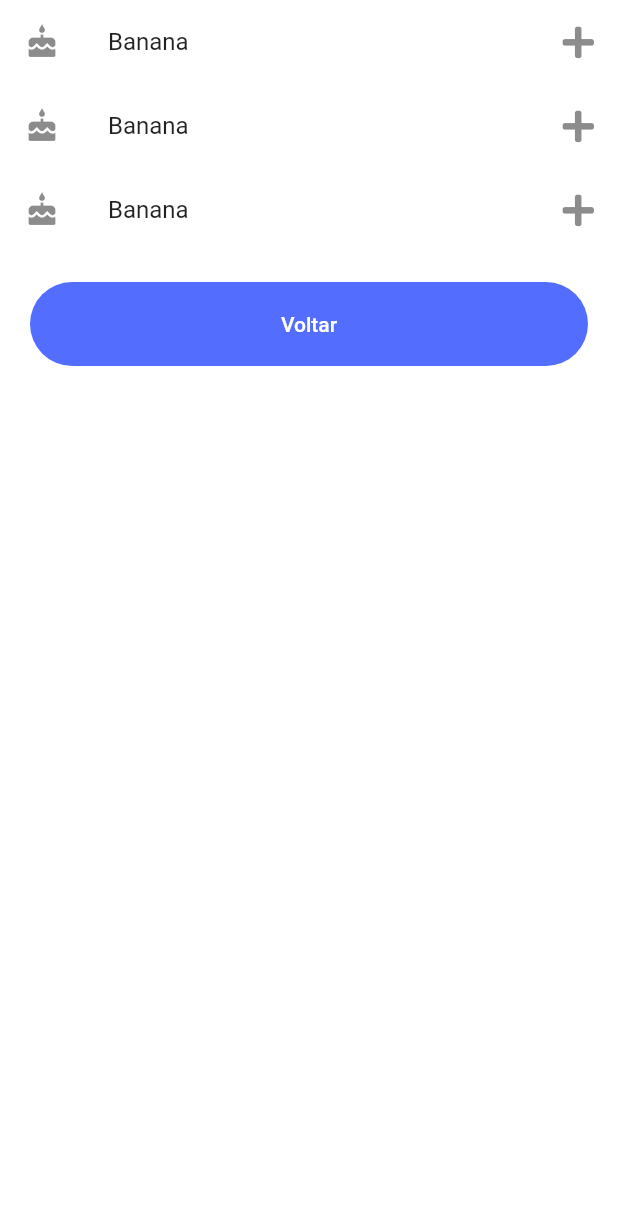
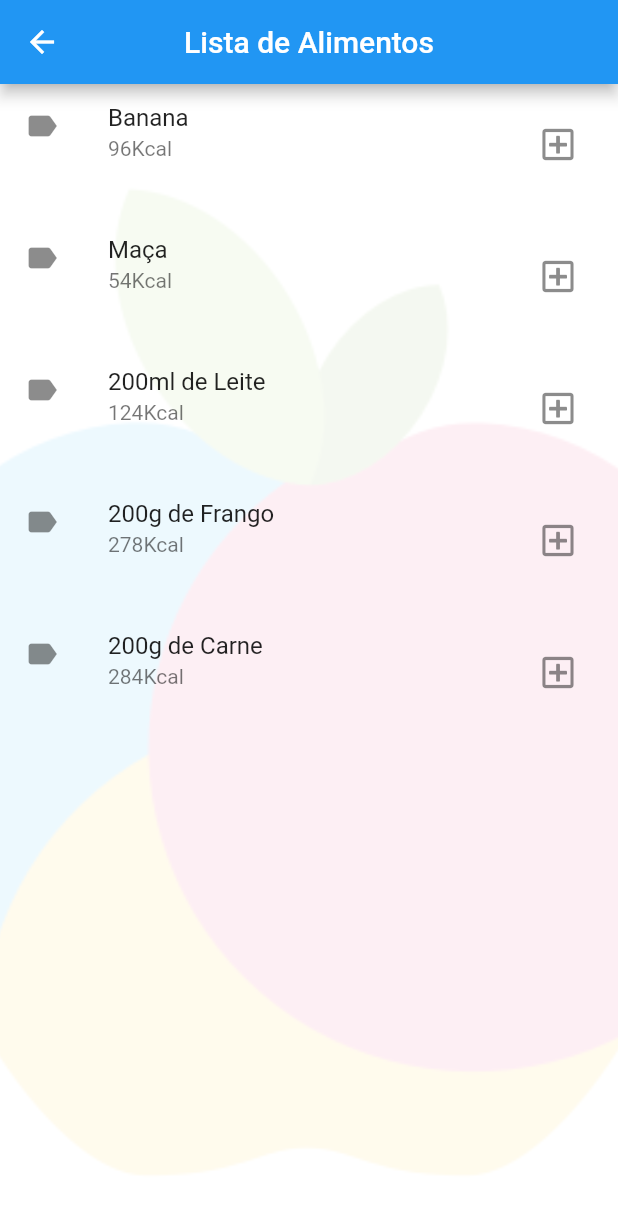
Before and after one commit to isabelamendes/Kcalculadora, a Flutter app: the ListaAlimentos screen opened directly, on a phone screen of 412 x 824 dp. Shown: the top 1214 px of the screen. Run offline on Flutter 3.47's test engine with Material 2 defaults, Android fonts, the phone set to English and light mode, and no system bars; our stand-ins replace font_awesome_flutter.

Commit message:
Tabela com alimentos

```diff
--- a/lib/components/views.dart
+++ b/lib/components/views.dart
@@ -1,6 +1,8 @@
 import 'package:flutter/material.dart';
 import 'package:kcalculadora/utils/constantes.dart';
 import 'package:kcalculadora/components/buttons/simple_round_button.dart';
+import 'package:font_awesome_flutter/font_awesome_flutter.dart';
+
 
 BoxDecoration primaryBackgroundView() {
   return BoxDecoration(
@@ -14,6 +16,7 @@ BoxDecoration primaryBackgroundView() {
   );
 }
 
+
 BoxDecoration secondaryBackgroundView() {
   return BoxDecoration(
     color: Colors.white,
@@ -25,6 +28,100 @@ BoxDecoration secondaryBackgroundView() {
     ),
   );
 }
+
+Widget dataTableAlimentosView(BuildContext context) {
+
+  void enviarMensagem(String nomeAlimento, BuildContext context) {
+    final scaffold = Scaffold.of(context);
+    scaffold.showSnackBar(
+      SnackBar(
+        content: Text(nomeAlimento + ' adicionada ao diário!'),
+        action: SnackBarAction(
+          label: 'OK',
+          onPressed: () {
+          },
+        ),
+      ),
+    );
+  }
+
+  return ListView(
+    children: [
+      ListTile(
+        title: Text('Banana'),
+        isThreeLine: true,
+        subtitle: Text('96Kcal'),
+        leading: Icon(Icons.label),
+        trailing: Builder(
+          builder: (context) =>
+          IconButton(
+            icon: FaIcon(FontAwesomeIcons.plusSquare),
+            tooltip: 'Adicionar Alimento',
+            onPressed: () => enviarMensagem('Banana', context),
+          ),
+        )
+      ),
+      ListTile(
+        title: Text('Maça'),
+        isThreeLine: true,
+        subtitle: Text('54Kcal'),
+        leading: Icon(Icons.label),
+        trailing: Builder(
+          builder: (context) =>
+          IconButton(
+            icon: FaIcon(FontAwesomeIcons.plusSquare),
+            tooltip: 'Adicionar Alimento',
+            onPressed: () => enviarMensagem('Maça', context),
+          ),
+        ),
+      ),
+      ListTile(
+        title: Text('200ml de Leite'),
+        isThreeLine: true,
+        subtitle: Text('124Kcal'),
+        leading: Icon(Icons.label),
+        trailing: Builder(
+          builder: (context) =>
+          IconButton(
+            icon: FaIcon(FontAwesomeIcons.plusSquare),
+            tooltip: 'Adicionar Alimento',
+            onPressed: () => enviarMensagem('200ml de Leite', context),
+          ),
+        ),
+      ),
+      ListTile(
+        title: Text('200g de Frango'),
+        isThreeLine: true,
+        subtitle: Text('278Kcal'),
+        leading: Icon(Icons.label),
+        trailing: Builder(
+          builder: (context) =>
+          IconButton(
+            icon: FaIcon(FontAwesomeIcons.plusSquare),
+            tooltip: 'Adicionar Alimento',
+            onPressed: () => enviarMensagem('200g de Frango', context),
+          ),
+        ),
+      ),
+      ListTile(
+        title: Text('200g de Carne'),
+        isThreeLine: true,
+        subtitle: Text('284Kcal'),
+        leading: Icon(Icons.label),
+        trailing: Builder(
+          builder: (context) =>
+          IconButton(
+            icon: FaIcon(FontAwesomeIcons.plusSquare),
+            tooltip: 'Adicionar Alimento',
+            onPressed: () => enviarMensagem('200g de Carne', context),
+          ),
+        ),
+      ),
+
+    ],
+  );
+}
+
 
 Widget diarioView() {
   return Expanded(
--- a/lib/pages/alimentos/listaAlimentos.dart
+++ b/lib/pages/alimentos/listaAlimentos.dart
@@ -6,6 +6,7 @@ import 'package:kcalculadora/pages/login/login.dart';
 import 'package:kcalculadora/utils/constantes.dart';
 import 'package:kcalculadora/pages/telaPrincipal/diario.dart';
 import 'package:kcalculadora/components/views.dart';
+import 'package:font_awesome_flutter/font_awesome_flutter.dart';
 
 class ListaAlimentos extends StatefulWidget {
   @override
@@ -14,6 +15,7 @@ class ListaAlimentos extends StatefulWidget {
 
 class _ListaAlimentosState extends State<ListaAlimentos> {
 
+  var _context;
   final Alimento alimento = new Alimento();
 
   void _adicionarAlimento(BuildContext context) {
@@ -36,51 +38,30 @@ class _ListaAlimentosState extends State<ListaAlimentos> {
   }
 
   Widget build(BuildContext context) {
+    this._context = context;
     return Scaffold(
+      appBar: AppBar(
+        leading: IconButton(
+          icon: Icon(Icons.arrow_back, color: Colors.white),
+          onPressed: () => Navigator.of(context).pop(),
+        ),
+        title: Text("Lista de Alimentos"),
+        centerTitle: true,
+      ),
       backgroundColor: Colors.white,
       body: SingleChildScrollView(
-        child: Center(
-          child: Column(children: [
-            SingleChildScrollView(
         child: Container(
+          decoration: secondaryBackgroundView(),
           height: MediaQuery.of(context).size.height,
           child: PageView(
             physics: new AlwaysScrollableScrollPhysics(),
             children: <Widget>[
-                    ListView(
-                      children: <Widget>[
-                        AlimentoView(
-                          nome: Text('Banana'),
-                          calorias: Text('90Kcal'),
-                        ),
-                        AlimentoView(
-                          nome: Text('Banana'),
-                          calorias: Text('90Kcal'),
-                        ),
-                        AlimentoView(
-                          nome: Text('Banana'),
-                          calorias: Text('90Kcal'),
-                        ),
-                        SimpleRoundButton(
-                          backgroundColor: PRIMARY_THEME_COLOR,
-                          buttonText: Text(
-                            "Voltar",
-                            style: TextStyle(
-                              color: Colors.white
-                              )
-                          ),
-                          onPressed: () => () {}
-                        ),
-                      ],
-                    )
+              dataTableAlimentosView(context),
             ],
             scrollDirection: Axis.horizontal,
           )
         )
       )
-          ])
-      )
-    )
     );
   }
 }
```
Lines whose indentation alone changed are shown as unchanged.
